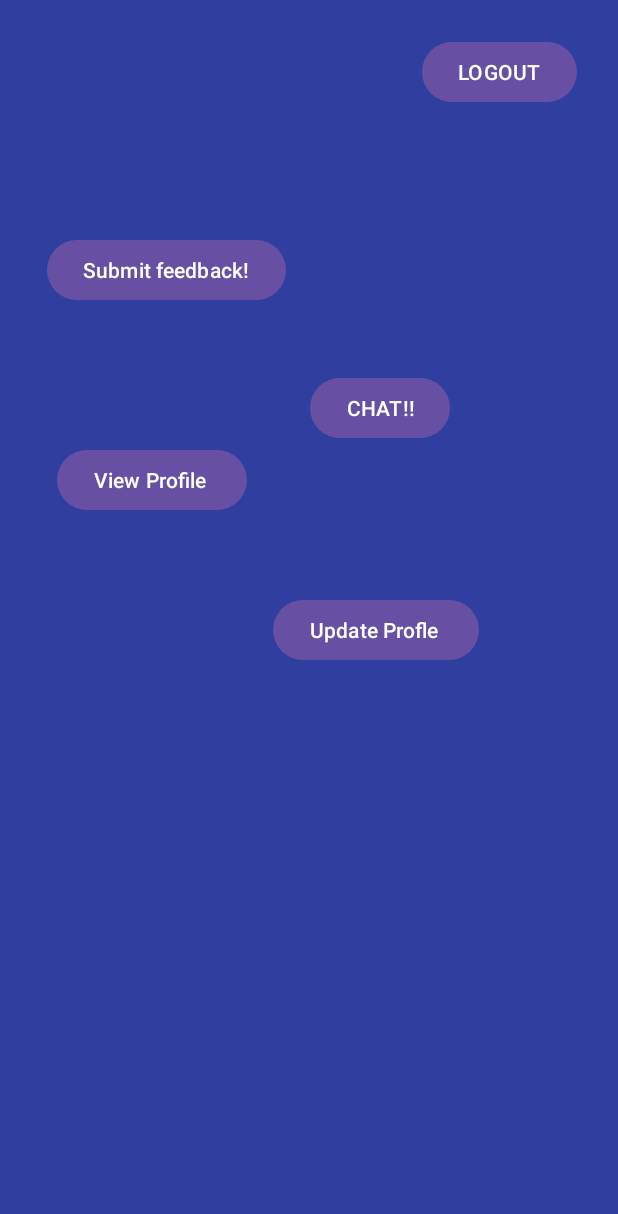
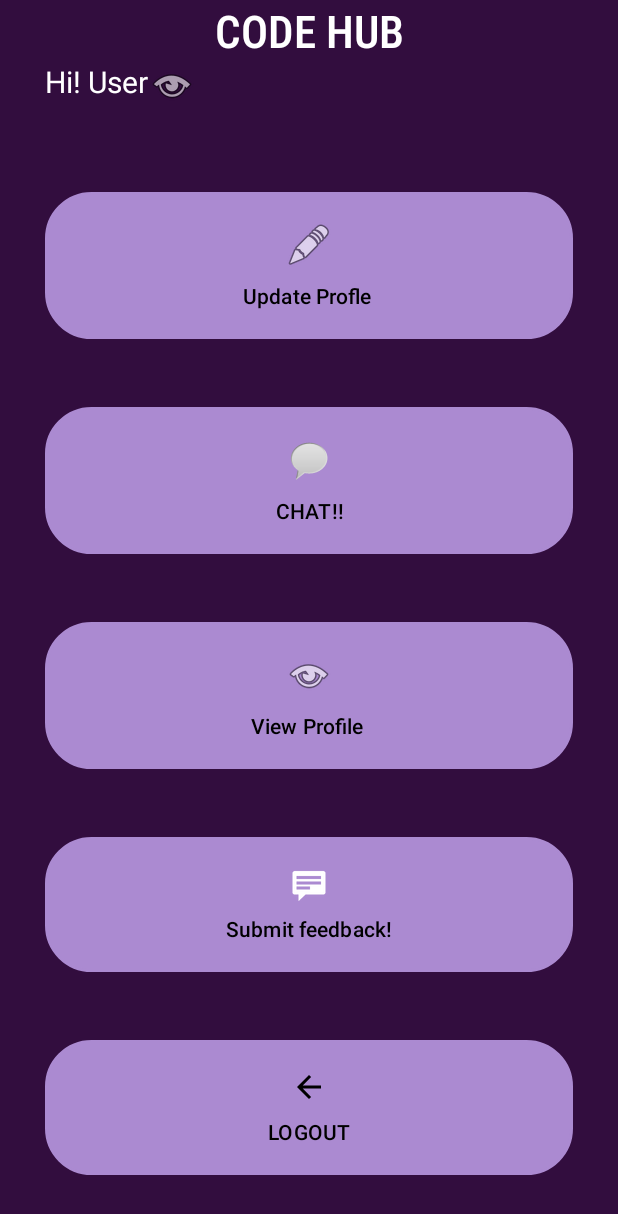
Before and after one commit to anasaqeeel/CodeHub_Android_App, an Android app: the main screen opened directly, with no data from a screen before it, on a phone screen of 412 x 824 dp. Shown: the top 1214 px of the screen. Run offline under Robolectric (Android 15) with nearby library versions, the phone set to English and light mode, and no system bars; our stand-ins replace Firebase (no records; nobody signed in at launch, a user with empty details on screens opened directly); Roboto replaces fonts that are not available here.

Commit message:
initial commit2.0

```diff
--- a/app/src/main/res/layout/activity_main3.xml
+++ b/app/src/main/res/layout/activity_main3.xml
@@ -6,71 +6,117 @@
     android:layout_width="match_parent"
     android:layout_height="match_parent"
     android:animateLayoutChanges="true"
-    android:background="@color/colorPrimaryDark"
+    android:background="#320d3e"
     android:theme="@style/CardView.Dark"
-    tools:context=".main"
-    >
+    tools:context=".main">
 
-    <Button
-        android:id="@+id/lgtbtn"
+
+    <TextView
+        android:id="@+id/textView"
         android:layout_width="wrap_content"
         android:layout_height="wrap_content"
-        android:layout_marginTop="24dp"
-        android:text="LOGOUT"
+        android:fontFamily="sans-serif-condensed-medium"
+        android:text="CODE HUB"
+        android:textColor="@color/white"
+        android:textSize="30sp"
         app:layout_constraintEnd_toEndOf="parent"
-        app:layout_constraintHorizontal_bias="0.912"
         app:layout_constraintStart_toStartOf="parent"
-        app:layout_constraintTop_toTopOf="parent" />
+        tools:layout_editor_absoluteY="10dp" />
 
-    <Button
-        android:id="@+id/chatbtn"
-        android:layout_width="wrap_content"
+    <LinearLayout
+        android:id="@+id/linearLayout4"
+        android:layout_width="match_parent"
+        android:layout_height="match_parent"
+        android:orientation="vertical"
+        tools:layout_editor_absoluteX="49dp"
+        tools:layout_editor_absoluteY="0dp">
+
+    </LinearLayout>
+
+    <LinearLayout
+        android:id="@+id/linearLayout3"
+        android:layout_width="0dp"
         android:layout_height="wrap_content"
-        android:layout_marginTop="248dp"
-        android:text="CHAT!!"
+        android:layout_marginStart="30dp"
+        android:layout_marginEnd="30dp"
+        android:orientation="vertical"
+        app:layout_constraintBottom_toBottomOf="@+id/linearLayout4"
         app:layout_constraintEnd_toEndOf="parent"
-        app:layout_constraintHorizontal_bias="0.648"
-        app:layout_constraintStart_toStartOf="parent"
-        app:layout_constraintTop_toTopOf="parent" />
+        app:layout_constraintStart_toStartOf="@+id/linearLayout4"
+        app:layout_constraintTop_toTopOf="@+id/textView">
 
-    <Button
-        android:id="@+id/view_profile"
-        android:layout_width="wrap_content"
-        android:layout_height="wrap_content"
-        android:layout_marginTop="296dp"
-        android:text="View Profile "
-        app:layout_constraintEnd_toEndOf="parent"
-        app:layout_constraintHorizontal_bias="0.133"
-        app:layout_constraintStart_toStartOf="parent"
-        app:layout_constraintTop_toTopOf="parent" />
+        <TextView
+            android:id="@+id/textView3"
+            android:layout_width="wrap_content"
+            android:layout_height="wrap_content"
+            android:drawableEnd="@android:drawable/ic_menu_view"
+            android:text="Hi! User"
+            android:textColor="@color/white"
+            android:textSize="20sp" />
 
-    <Button
-        android:id="@+id/feedback"
-        android:layout_width="wrap_content"
-        android:layout_height="wrap_content"
-        android:layout_marginTop="156dp"
-        android:text="Submit feedback!"
-        app:layout_constraintEnd_toEndOf="parent"
-        app:layout_constraintHorizontal_bias="0.123"
-        app:layout_constraintStart_toStartOf="parent"
-        app:layout_constraintTop_toTopOf="parent"/>
-    <Button
-        android:id="@+id/update_profile_button1"
-        android:layout_width="wrap_content"
-        android:layout_height="wrap_content"
-        android:layout_marginTop="396dp"
-        android:text="Update Profle "
-        app:layout_constraintEnd_toEndOf="parent"
-        app:layout_constraintHorizontal_bias="0.663"
-        app:layout_constraintStart_toStartOf="parent"
-        app:layout_constraintTop_toTopOf="parent" />
+        <Button
+            android:id="@+id/update_profile_button1"
+            android:layout_width="match_parent"
+            android:layout_height="wrap_content"
+            android:layout_marginTop="55dp"
+            android:background="@drawable/buttonbackground"
+            android:drawableTop="@android:drawable/ic_menu_edit"
+            android:padding="15dp"
+            android:text="Update Profle "
+            android:textColor="@color/black"
+            app:backgroundTint="#ab8ad1" />
 
-    <FrameLayout
-        android:id="@+id/fragment_container"
-        android:layout_width="match_parent"
-        android:layout_height="0dp"
-        app:layout_constraintTop_toBottomOf="@id/update_profile_button1"
-        app:layout_constraintBottom_toBottomOf="parent">
-    </FrameLayout>
+        <Button
+            android:id="@+id/chatbtn"
+            android:layout_width="match_parent"
+            android:layout_height="wrap_content"
+            android:layout_marginTop="45dp"
+            android:background="@drawable/buttonbackground"
+            android:drawableTop="@android:drawable/sym_action_chat"
+
+            android:padding="15dp"
+            android:text="CHAT!!"
+            android:textColor="@color/black"
+            app:backgroundTint="#ab8ad1" />
+
+        <Button
+            android:id="@+id/view_profile"
+            android:layout_width="match_parent"
+            android:layout_height="wrap_content"
+            android:layout_marginTop="45dp"
+            android:background="@drawable/buttonbackground"
+            android:drawableTop="@android:drawable/ic_menu_view"
+
+            android:padding="15dp"
+            android:text="View Profile "
+            android:textColor="@color/black"
+            app:backgroundTint="#ab8ad1" />
+
+        <Button
+            android:id="@+id/feedback"
+            android:layout_width="match_parent"
+            android:layout_height="wrap_content"
+            android:layout_marginTop="45dp"
+            android:background="@drawable/buttonbackground"
+            android:drawableTop="@android:drawable/stat_notify_chat"
+
+            android:padding="15dp"
+            android:text="Submit feedback!"
+            android:textColor="@color/black"
+            app:backgroundTint="#ab8ad1" />
+
+        <Button
+            android:id="@+id/lgtbtn"
+            android:layout_width="match_parent"
+            android:layout_height="wrap_content"
+            android:layout_marginTop="45dp"
+            android:background="@drawable/buttonbackground"
+            android:drawableTop="@drawable/icon_back"
+            android:padding="15dp"
+            android:text="LOGOUT"
+            android:textColor="@color/black"
+            app:backgroundTint="#ab8ad1" />
+    </LinearLayout>
+
 
 </androidx.constraintlayout.widget.ConstraintLayout>
```
Also changed, not shown: app/src/main/res/layout/activity_update_profile.xml (+0 -33 lines).
